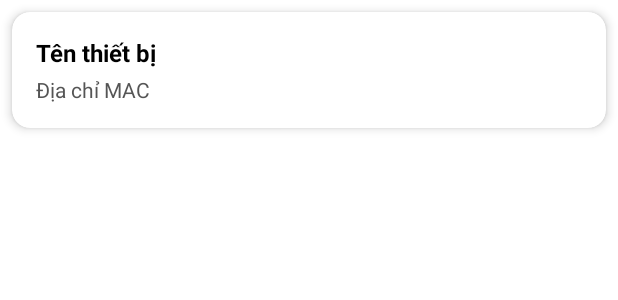
After one commit to MarskTM/app_do_nhip_tim, an Android app: the layout item_ble_device.xml on its own in the app's theme, with its tools: preview values and no code run, on a phone screen of 412 x 824 dp. The commit adds this screen. Shown: the top 300 px of the screen. Run offline under Robolectric (Android 15) with nearby library versions, the phone set to English and light mode, and no system bars.

Commit message:
update design

```diff
--- a/app/src/main/java/com/dieu21012907/donhiptimgiatoc/BluetoothDevice.java
+++ /dev/null
@@ -1,5 +0,0 @@
-package com.dieu21012907.donhiptimgiatoc;
-
-public interface BluetoothDevice {
-    void onDeviceFound(BluetoothDevice device);
-}
--- /dev/null
+++ b/app/src/main/java/com/dieu21012907/donhiptimgiatoc/BluetoothDevice2.java
@@ -0,0 +1,5 @@
+package com.dieu21012907.donhiptimgiatoc;
+
+public interface BluetoothDevice2 {
+    void onDeviceFound(BluetoothDevice2 device);
+}
--- /dev/null
+++ b/app/src/main/res/layout/item_ble_device.xml
@@ -0,0 +1,38 @@
+<?xml version="1.0" encoding="utf-8"?>
+<androidx.cardview.widget.CardView xmlns:android="http://schemas.android.com/apk/res/android"
+    xmlns:card_view="http://schemas.android.com/apk/res-auto"
+    android:foreground="?attr/selectableItemBackground"
+    android:layout_width="match_parent"
+    android:layout_height="wrap_content"
+    android:layout_margin="8dp"
+    card_view:cardCornerRadius="12dp"
+    card_view:cardElevation="4dp"
+    android:clickable="true"
+    android:focusable="true">
+
+    <LinearLayout
+        android:layout_width="match_parent"
+        android:layout_height="wrap_content"
+        android:orientation="vertical"
+        android:padding="16dp">
+
+        <TextView
+            android:id="@+id/deviceName"
+            android:layout_width="match_parent"
+            android:layout_height="wrap_content"
+            android:text="Tên thiết bị"
+            android:textSize="16sp"
+            android:textStyle="bold"
+            android:textColor="#000000" />
+
+        <TextView
+            android:id="@+id/deviceAddress"
+            android:layout_width="match_parent"
+            android:layout_height="wrap_content"
+            android:text="Địa chỉ MAC"
+            android:textSize="14sp"
+            android:textColor="#555555"
+            android:layout_marginTop="4dp"/>
+    </LinearLayout>
+
+</androidx.cardview.widget.CardView>
```
Also changed, not shown: app/src/main/java/com/dieu21012907/donhiptimgiatoc/BLEDeviceAdapter.java (+12 -8 lines), app/src/main/java/com/dieu21012907/donhiptimgiatoc/BleManager.java (+12 -1 lines), app/src/main/java/com/dieu21012907/donhiptimgiatoc/MainActivity.java (+53 -1 lines), 74 other files.
